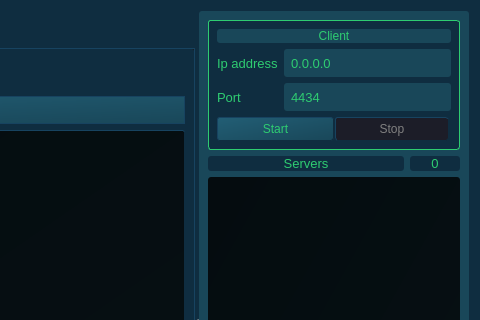
Above: SOURCE/GUI.ui from pavliqs/Mirakuru before the change; both pictures show x 526 to 1006 and y 0 to 320 of the 1006 by 672 pixel window. Below: the same form after it.
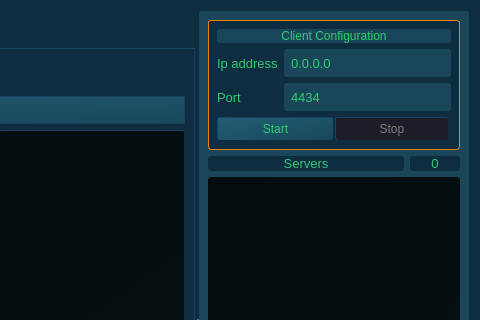
That is the form after the change. The open tabs and pages were chosen to show the change. Icons and pictures are not drawn.

Commit message: changed name to Mirakuru

Patch:
```diff
--- a/SOURCE/GUI.ui
+++ b/SOURCE/GUI.ui
@@ -1066,7 +1066,7 @@
           </property>
           <property name="styleSheet">
            <string notr="true">background: #0F2D40;
-border: 1px solid #2ecc71;</string>
+border: 1px solid #f07e01;</string>
           </property>
           <property name="title">
            <string/>
@@ -1316,7 +1316,7 @@
 border: none;</string>
              </property>
              <property name="text">
-              <string>Client</string>
+              <string>Client Configuration</string>
              </property>
              <property name="alignment">
               <set>Qt::AlignCenter</set>
```
Left out of the diff: 10 changed lines with no effect on the pictures. The commit also changes 1 other file.
